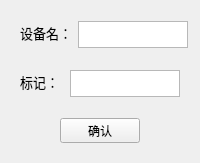
Old version of the form textinput.ui in the repository sophoman/PointTool.
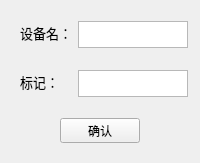
New version of the form. Custom widgets are drawn as their Qt base class.

The edit to the form file:
```diff
--- a/textinput.ui
+++ b/textinput.ui
@@ -98,6 +98,12 @@
      <layout class="QHBoxLayout" name="horizontalLayout_3">
       <item>
        <widget class="QLabel" name="label_2">
+        <property name="minimumSize">
+         <size>
+          <width>52</width>
+          <height>0</height>
+         </size>
+        </property>
         <property name="font">
          <font>
           <pointsize>10</pointsize>
```
